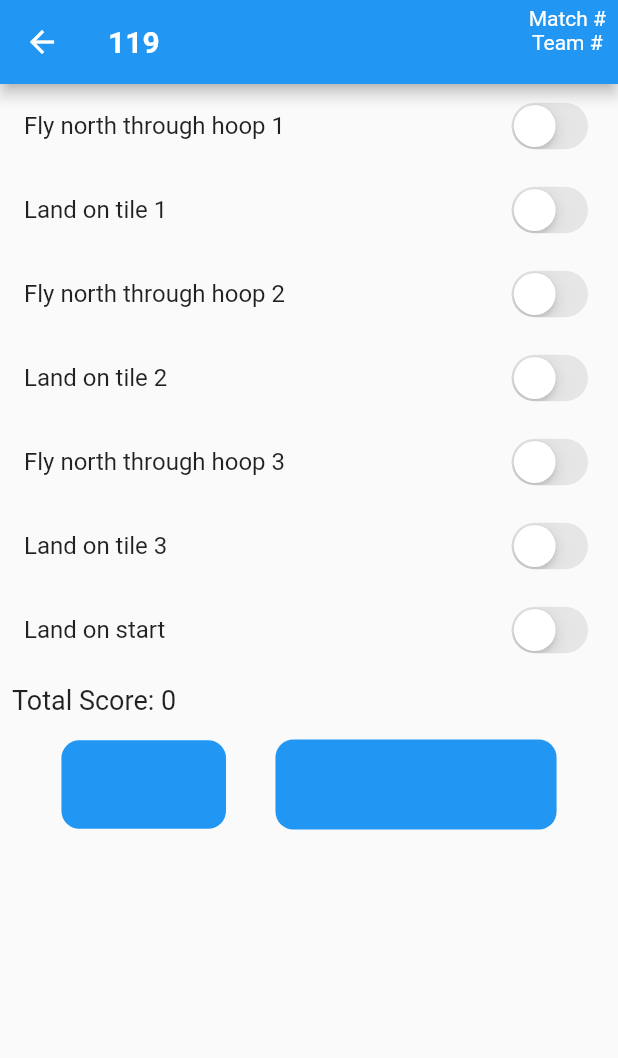
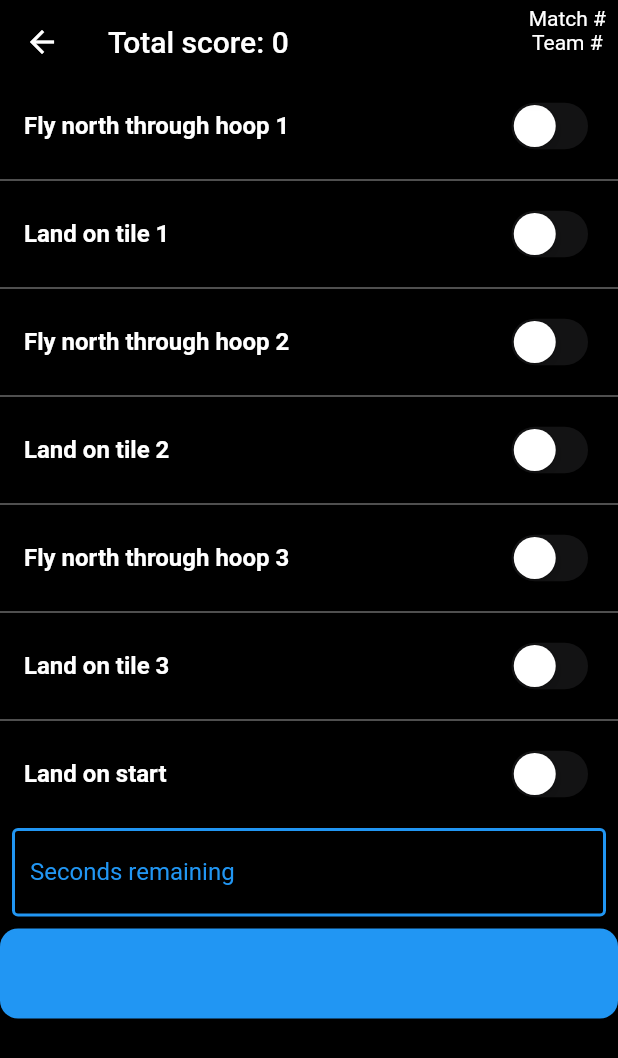
Before and after one commit to akashpamal/drone_scorer, a Flutter app: the GameScoringScreen screen opened directly with empty values, on a phone screen of 412 x 824 dp. Shown: the top 1058 px of the screen. Run offline on Flutter 3.47's test engine with Material 2 defaults, Android fonts, the phone set to English and light mode, and no system bars; missing offline and left inert: custom_switch, dart:ffi, gsheets; statements that could not run were skipped; key blocks and very long unbroken strings in the code were emptied for the run.

Commit message:
1.1.5 (7) colors changed to dark mode, toggle buttons update score live, time changed from timer to input textbox

```diff
--- a/lib/game.dart
+++ b/lib/game.dart
@@ -6,7 +6,7 @@ class Game {
   String teamNumber = '';
   String refereeID = '';
 
-  int secondsRemaining;
+  String secondsRemaining;
 
   List<bool> scoredElements;
 
--- a/lib/screens/game_ready_screen.dart
+++ b/lib/screens/game_ready_screen.dart
@@ -15,13 +15,17 @@ class GameReadyScreen extends StatelessWidget {
   Widget build(BuildContext context) {
     return Scaffold(
       appBar: AppBar(
-        title: Text('Game Ready'),
+        title: Text('Game Info'),
       ),
+//      CupertinoNavigationBar(
+//        middle: Text('Game Ready'),
+//        previousPageTitle: 'New Game',
+//      ),
       body: Center(
         child: Column(
           crossAxisAlignment: CrossAxisAlignment.center,
           children: [
-            SizedBox(height: 20.0),
+            SizedBox(height: 40.0),
             Padding(
               padding: const EdgeInsets.all(16.0),
               child: GameInfoTextDisplay('Referee ID', this.myGame.refereeID),
--- a/lib/screens/game_scoring_screen.dart
+++ b/lib/screens/game_scoring_screen.dart
@@ -1,4 +1,4 @@
-import 'package:drone_scorer/widgets/countdown_timer.dart';
+import 'package:drone_scorer/widgets/game_info_text_field.dart';
 import 'package:flutter/cupertino.dart';
 import 'package:flutter/material.dart';
 import 'package:drone_scorer/widgets/score_button.dart';
@@ -17,8 +17,14 @@ class GameScoringScreen extends StatefulWidget {
 }
 
 class _GameScoringScreenState extends State<GameScoringScreen> {
-  CountdownTimer timer = CountdownTimer();
-  List<ScoreButton> scoreButtons = [
+  List<ScoreButton> scoreButtons;
+
+  TextEditingController timeFieldController = new TextEditingController();
+
+  @override
+  void initState() {
+    super.initState();
+    this.scoreButtons = [
       ScoreButton('Fly north through hoop 1', 100),
       ScoreButton('Land on tile 1', 200),
       ScoreButton('Fly north through hoop 2', 100),
@@ -27,17 +33,25 @@ class _GameScoringScreenState extends State<GameScoringScreen> {
       ScoreButton('Land on tile 3', 200),
       ScoreButton('Land on start', 200),
     ];
-
-  @override
-  void initState() {
-    super.initState();
+    ScoreButton.rebuildScoreScreenWidget = this.setState;
   }
 
   @override
   Widget build(BuildContext context) {
+    this.updateScore();
     return Scaffold(
-      appBar: AppBar(
-        title: this.timer,
+      appBar:
+//        CupertinoNavigationBar(
+//        middle: Text(this.timer.toString()),
+//        trailing: Column(
+//          children: [
+//            Text('Match #' + widget.myGame.matchNumber.toString()),
+//            Text('Team #' + widget.myGame.teamNumber.toString()),
+//          ],
+//        ),
+//      ),
+          AppBar(
+        title: Text('Total score: ${widget.myGame.getTotalScoredPoints()}'),
         actions: [
           Padding(
             padding: const EdgeInsets.fromLTRB(0, 4, 8, 0),
@@ -52,7 +66,11 @@ class _GameScoringScreenState extends State<GameScoringScreen> {
       ),
       body: ListView(
         children: [
-          ListView.builder(
+          ListView.separated(
+              physics: NeverScrollableScrollPhysics(),
+              separatorBuilder: (context, index) => Divider(
+                    color: Colors.grey,
+                  ),
               shrinkWrap: true,
               itemCount: this.scoreButtons.length,
               itemBuilder: (context, index) {
@@ -60,41 +78,31 @@ class _GameScoringScreenState extends State<GameScoringScreen> {
               }),
           Padding(
             padding: const EdgeInsets.all(8.0),
-            child: Text(
-              'Total Score: ' + widget.myGame.getTotalScoredPoints().toString(),
-              style: TextStyle(fontSize: 18),
-            ),
-          ),
-          Padding(
-            padding: const EdgeInsets.all(8.0),
-            child: Row(
-              mainAxisAlignment: MainAxisAlignment.spaceEvenly,
-//              crossAxisAlignment: CrossAxisAlignment.stretch,
-              children: [
-                Flexible(
-                  flex: 1,
-                  child: CupertinoButton(
-                    onPressed: () {
-                      this.timer.stopGame();
-                      this.setState(() {
-                        this.updateScore();
-                      });
-                      print('my game: ${widget.myGame.getTotalScoredPoints()}');
-                    },
-                    color: Colors.blue,
-//                    color: Theme.of(context).buttonColor,
-                    padding: EdgeInsets.all(20),
-                    child: Text(
-                      'End Game',
-                      style: TextStyle(fontSize: 16),
+            child: TextField(
+              controller: this.timeFieldController,
+              style: TextStyle(color: Colors.white),
+              decoration: InputDecoration(
+                labelText: 'Seconds remaining',
+//            labelStyle: TextStyle(height:5, fontWeight: FontWeight.bold),
+                border: OutlineInputBorder(),
+//        disabledBorder: OutlineInputBorder(
+//            borderSide: BorderSide(color: Colors.green, width: 20)),
+                enabledBorder: OutlineInputBorder(
+                    borderSide: BorderSide(color: Colors.blue, width: 2)),
+                hintText: 'Enter seconds remaining',
+                hintStyle: TextStyle(color: Colors.grey),
               ),
             ),
           ),
-                Flexible(
-                  flex: 1,
-                  child: CupertinoButton(
+//          Padding(
+//            padding: const EdgeInsets.all(8.0),
+//            child: Text(
+//              'Total Score: ' + widget.myGame.getTotalScoredPoints().toString(),
+//              style: TextStyle(fontSize: 18, color: Colors.white),
+//            ),
+//          ),
+          CupertinoButton(
             onPressed: () {
-                      this.timer.stopGame();
               this.updateScore();
               widget.sheetManager.addGame(widget.myGame);
               int count = 0;
@@ -105,19 +113,56 @@ class _GameScoringScreenState extends State<GameScoringScreen> {
             padding: EdgeInsets.all(20),
             child: Text('Save & Return Home'),
           ),
-                ),
-              ],
-            ),
-          ),
+//          Padding(
+//            padding: const EdgeInsets.all(8.0),
+//            child: Row(
+//              mainAxisAlignment: MainAxisAlignment.spaceEvenly,
+////              crossAxisAlignment: CrossAxisAlignment.stretch,
+//              children: [
+////                Flexible(
+////                  flex: 1,
+////                  child: CupertinoButton(
+////                    onPressed: () {
+////                      this.setState(() {
+////                        this.updateScore();
+////                      });
+////                      print('my game: ${widget.myGame.getTotalScoredPoints()}');
+////                    },
+////                    color: Colors.blue,
+//////                    color: Theme.of(context).buttonColor,
+////                    padding: EdgeInsets.all(20),
+////                    child: Text(
+////                      'End Game',
+////                      style: TextStyle(fontSize: 16),
+////                    ),
+////                  ),
+////                ),
+//                Flexible(
+//                  flex: 1,
+//                  child: CupertinoButton(
+//                    onPressed: () {
+//                      this.updateScore();
+//                      widget.sheetManager.addGame(widget.myGame);
+//                      int count = 0;
+//                      Navigator.of(context).popUntil((_) => count++ >= 2);
+//                    },
+//                    color: Colors.blue,
+////                    color: Theme.of(context).buttonColor,
+//                    padding: EdgeInsets.all(20),
+//                    child: Text('Save & Return Home'),
+//                  ),
+//                ),
+//              ],
+//            ),
+//          ),
         ],
       ),
     );
   }
 
   void updateScore() {
-    print('update score method from game scoring screen');
     widget.myGame.scoredElements =
         this.scoreButtons.map((button) => button.isPressed).toList();
-    widget.myGame.secondsRemaining = this.timer.timeRemaining;
+    widget.myGame.secondsRemaining = this.timeFieldController.text;
   }
 }
--- a/lib/sheet_manager.dart
+++ b/lib/sheet_manager.dart
@@ -42,10 +42,10 @@ class SheetManager extends StatelessWidget {
     final ss = await gsheets.spreadsheet(_spreadsheetId);
 
     // get worksheet by its title
-    this.sheet = await ss.worksheetByTitle('example');
+    this.sheet = await ss.worksheetByTitle('Scores');
 
     // create worksheet if it does not exist yet
-    this.sheet ??= await ss.addWorksheet('example');
+    this.sheet ??= await ss.addWorksheet('Scores');
   }
 
   void startEntry(Game game) async {
--- a/lib/widgets/countdown_timer.dart
+++ b/lib/widgets/countdown_timer.dart
@@ -54,4 +54,9 @@ class _CountdownTimerState extends State<CountdownTimer> {
       ),
     );
   }
+
+  @override
+  String toString({DiagnosticLevel minLevel = DiagnosticLevel.info}) {
+    return widget.timeRemaining.toString();
+  }
 }
--- a/lib/widgets/game_info_text_display.dart
+++ b/lib/widgets/game_info_text_display.dart
@@ -11,7 +11,7 @@ class GameInfoTextDisplay extends StatelessWidget {
     return Container(
       child: Text(
         '${this.labelText}: ${this.valueText}',
-        style: TextStyle(fontSize: 18.0),
+        style: TextStyle(fontSize: 18.0, color: Colors.white),
       ),
     );
   }
--- a/lib/widgets/score_button.dart
+++ b/lib/widgets/score_button.dart
@@ -1,11 +1,13 @@
 import 'package:flutter/cupertino.dart';
 import 'package:flutter/material.dart';
 import 'package:custom_switch/custom_switch.dart';
+import 'package:drone_scorer/game.dart';
 
 class ScoreButton extends StatefulWidget {
   final int possiblePoints;
   final String bodyString;
   bool isPressed = false;
+  static Function rebuildScoreScreenWidget;
 
   ScoreButton(this.bodyString, this.possiblePoints);
 
@@ -22,14 +24,24 @@ class ScoreButton extends StatefulWidget {
 }
 
 class _ScoreButtonState extends State<ScoreButton> {
+  Function rebuildScoreScreenWidget;
+  @override
+  void initState() {
+    this.rebuildScoreScreenWidget = ScoreButton.rebuildScoreScreenWidget;
+  }
+
   @override
   Widget build(BuildContext context) {
     return ListTile(
-      title: Text(widget.bodyString),
+      title: Text(
+        widget.bodyString,
+        style: TextStyle(color: Colors.white, fontWeight: FontWeight.bold),
+      ),
       trailing: CupertinoSwitch(
-        activeColor: Colors.green,
         value: widget.isPressed,
         onChanged: (value) {
+          this.rebuildScoreScreenWidget((){
+          });
 //          print("VALUE for ${widget.bodyString}: $value");
 //          ScoreButton.updateScore();
 //          print('updating score');
```
Also changed, not shown: lib/main.dart (+15 -35 lines), lib/screens/game_info_screen.dart (+14 -5 lines), lib/screens/home_screen.dart (added, +34 -0 lines), lib/widgets/game_info_text_field.dart (+11 -5 lines), 2 other files. Lines whose indentation alone changed are shown as unchanged.
